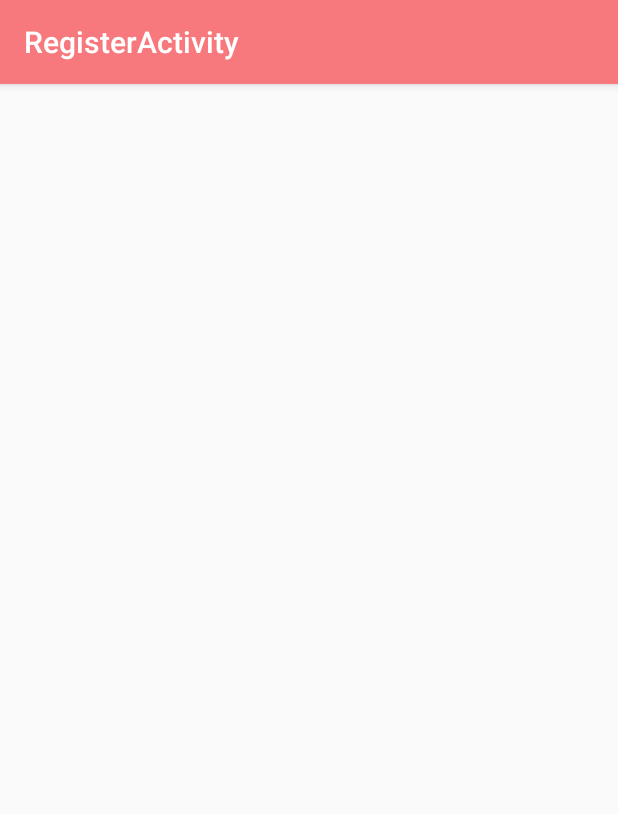
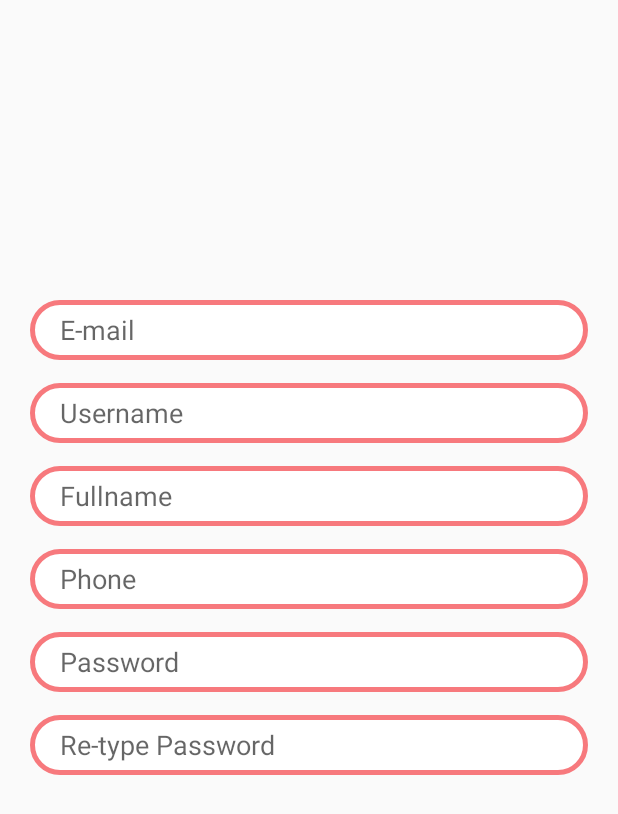
Before and after one commit to afiffauz1/DebtBook, an Android app: the RegisterActivity screen opened directly, with no data from a screen before it, on a phone screen of 412 x 824 dp. Shown: the top 814 px of the screen. Run offline under Robolectric (Android 15) with nearby library versions, the phone set to English and light mode, and no system bars.

Commit message:
add button overlay ui and modified login and regiter

```diff
--- a/app/src/main/java/com/example/pengendaliapi/debtbook/LoginActivity.java
+++ b/app/src/main/java/com/example/pengendaliapi/debtbook/LoginActivity.java
@@ -16,17 +16,7 @@ public class LoginActivity extends AppCompatActivity {
     protected void onCreate(Bundle savedInstanceState) {
         super.onCreate(savedInstanceState);
         setContentView(R.layout.activity_login);
-        Toolbar toolbar = findViewById(R.id.toolbar);
-        setSupportActionBar(toolbar);
 
-        FloatingActionButton fab = findViewById(R.id.fab);
-        fab.setOnClickListener(new View.OnClickListener() {
-            @Override
-            public void onClick(View view) {
-                Snackbar.make(view, "Replace with your own action", Snackbar.LENGTH_LONG)
-                        .setAction("Action", null).show();
-            }
-        });
     }
 
 }
--- a/app/src/main/java/com/example/pengendaliapi/debtbook/RegisterActivity.java
+++ b/app/src/main/java/com/example/pengendaliapi/debtbook/RegisterActivity.java
@@ -16,17 +16,7 @@ public class RegisterActivity extends AppCompatActivity {
     protected void onCreate(Bundle savedInstanceState) {
         super.onCreate(savedInstanceState);
         setContentView(R.layout.activity_register);
-        Toolbar toolbar = findViewById(R.id.toolbar);
-        setSupportActionBar(toolbar);
 
-        FloatingActionButton fab = findViewById(R.id.fab);
-        fab.setOnClickListener(new View.OnClickListener() {
-            @Override
-            public void onClick(View view) {
-                Snackbar.make(view, "Replace with your own action", Snackbar.LENGTH_LONG)
-                        .setAction("Action", null).show();
-            }
-        });
     }
 
 }
--- /dev/null
+++ b/app/src/main/res/drawable/button_overlay_pink.xml
@@ -0,0 +1,6 @@
+<?xml version="1.0" encoding="utf-8"?>
+<shape xmlns:android="http://schemas.android.com/apk/res/android">
+    <solid android:color="#ffffff" />
+    <corners android:radius="30dp" />
+    <stroke android:width="3dp" android:color="@color/colorPrimary" />
+</shape>
--- a/app/src/main/res/layout/activity_register.xml
+++ b/app/src/main/res/layout/activity_register.xml
@@ -1,23 +1,99 @@
 <?xml version="1.0" encoding="utf-8"?>
-<androidx.coordinatorlayout.widget.CoordinatorLayout xmlns:android="http://schemas.android.com/apk/res/android"
+<RelativeLayout xmlns:android="http://schemas.android.com/apk/res/android"
     xmlns:app="http://schemas.android.com/apk/res-auto"
     xmlns:tools="http://schemas.android.com/tools"
     android:layout_width="match_parent"
     android:layout_height="match_parent"
     tools:context=".RegisterActivity">
 
-    <com.google.android.material.appbar.AppBarLayout
+    <ScrollView
         android:layout_width="match_parent"
-        android:layout_height="wrap_content"
-        android:theme="@style/AppTheme.AppBarOverlay">
+        android:layout_height="match_parent">
 
-        <androidx.appcompat.widget.Toolbar
-            android:id="@+id/toolbar"
+        <RelativeLayout
             android:layout_width="match_parent"
-            android:layout_height="?attr/actionBarSize"
-            android:background="?attr/colorPrimary"
-            app:popupTheme="@style/AppTheme.PopupOverlay" />
+            android:layout_height="wrap_content">
 
-    </com.google.android.material.appbar.AppBarLayout>
 
-</androidx.coordinatorlayout.widget.CoordinatorLayout>
+            <EditText
+                android:id="@+id/EdEmail"
+                android:layout_width="match_parent"
+                android:layout_height="40dp"
+                android:layout_marginTop="200dp"
+                android:layout_gravity="center_horizontal"
+                android:hint="E-mail"
+                android:paddingLeft="20dp"
+                android:background="@drawable/button_overlay_pink"
+                android:layout_marginLeft="20dp"
+                android:layout_marginRight="20dp"
+                />
+            <EditText
+                android:id="@+id/EdUsername"
+                android:layout_width="match_parent"
+                android:layout_height="40dp"
+                android:layout_marginTop="15dp"
+                android:layout_gravity="center_horizontal"
+                android:hint="Username"
+                android:paddingLeft="20dp"
+                android:background="@drawable/button_overlay_pink"
+                android:layout_marginLeft="20dp"
+                android:layout_marginRight="20dp"
+                android:layout_below="@id/EdEmail"
+                />
+            <EditText
+                android:id="@+id/EdFullname"
+                android:layout_width="match_parent"
+                android:layout_height="40dp"
+                android:layout_marginTop="15dp"
+                android:layout_gravity="center_horizontal"
+                android:hint="Fullname"
+                android:paddingLeft="20dp"
+                android:background="@drawable/button_overlay_pink"
+                android:layout_marginLeft="20dp"
+                android:layout_marginRight="20dp"
+                android:layout_below="@id/EdUsername"
+                />
+            <EditText
+                android:id="@+id/EdPhone"
+                android:layout_width="match_parent"
+                android:layout_height="40dp"
+                android:layout_marginTop="15dp"
+                android:layout_gravity="center_horizontal"
+                android:hint="Phone"
+                android:paddingLeft="20dp"
+                android:background="@drawable/button_overlay_pink"
+                android:layout_marginLeft="20dp"
+                android:layout_marginRight="20dp"
+                android:layout_below="@id/EdFullname"
+                />
+            <EditText
+                android:id="@+id/EdPassword"
+                android:layout_width="match_parent"
+                android:layout_height="40dp"
+                android:layout_marginTop="15dp"
+                android:layout_gravity="center_horizontal"
+                android:hint="Password"
+                android:paddingLeft="20dp"
+                android:background="@drawable/button_overlay_pink"
+                android:layout_marginLeft="20dp"
+                android:layout_marginRight="20dp"
+                android:layout_below="@id/EdPhone"
+                />
+            <EditText
+                android:id="@+id/EdRePassword"
+                android:layout_width="match_parent"
+                android:layout_height="40dp"
+                android:layout_marginTop="15dp"
+                android:layout_gravity="center_horizontal"
+                android:hint="Re-type Password"
+                android:paddingLeft="20dp"
+                android:background="@drawable/button_overlay_pink"
+                android:layout_marginLeft="20dp"
+                android:layout_marginRight="20dp"
+                android:layout_below="@id/EdPassword"
+                />
+
+        </RelativeLayout>
+    </ScrollView>
+
+</RelativeLayout>
```
